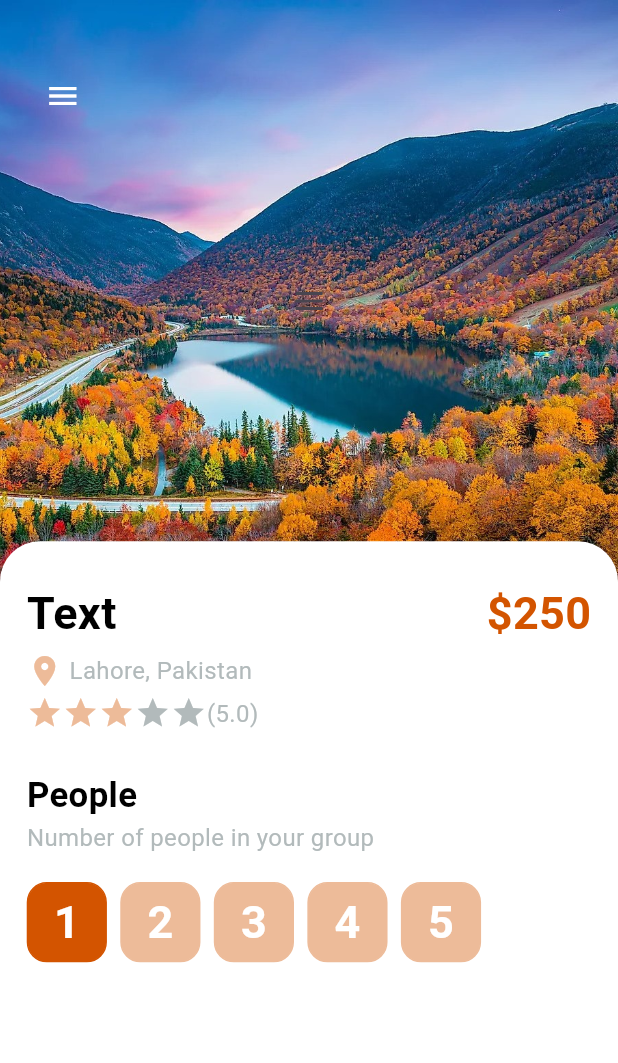
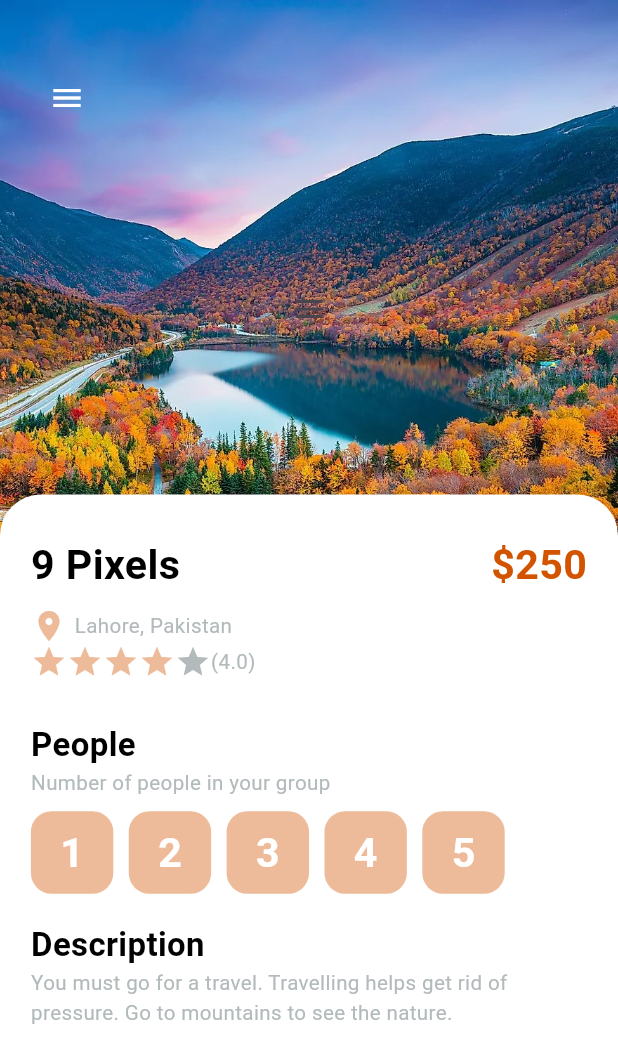
Before and after one commit to Kumail-Raza-Bangash/travel_app_bloc, a Flutter app: the screen it shows after launch, on a phone screen of 412 x 824 dp. Shown: the top 1063 px of the screen. Run offline on Flutter 3.47's test engine with Material 3 defaults, Android fonts, the light colour scheme and no system bars.

Commit message:
Updated Code

```diff
--- a/lib/app_constants/dimensions.dart
+++ b/lib/app_constants/dimensions.dart
@@ -15,50 +15,39 @@ double width = size.width;
 double height = size.height;
 
 class Dimensions {
-  static double screenHieght = height; //My OPPO f17 height is 925
+  static double screenHeight = height; //My OPPO f17 height is 925
   static double screenWidth = width; //My OPPO f17 width is 421
 
-  static double pageView = screenHieght / 2.89; // 925/320
-  static double pageViewContainer = screenHieght / 4.20; // 925/220
-  static double pageViewTextContainer = screenHieght / 7.70; // 925/120
-
   //dynamic height for passing and margin
-  static double height10 = screenHieght / 92.5; // 925/10
-  static double height15 = screenHieght / 61.66; // 925/15
-  static double height20 = screenHieght / 46.25; // 925/20
-  static double height30 = screenHieght / 30.83; // 925/30
-  static double height45 = screenHieght / 20.55; // 925/45
+  static double height5 = screenHeight / 90.00; // 925/5
+  static double height10 = screenHeight / 90.00; // 925/10
+  static double height20 = screenHeight / 45.00; // 925/20
+  static double height30 = screenHeight / 30.00; // 925/30
+  static double height45 = screenHeight / 20.00; // 925/45
 
   //dynamic width for passing and margin
-  static double width10 = screenHieght / 92.5; // 925/10
-  static double width15 = screenHieght / 61.66; // 925/15
-  static double width20 = screenHieght / 46.25; // 925/20
-  static double width30 = screenHieght / 30.83; // 925/30
-  static double width45 = screenHieght / 20.55; // 925/45
+  static double width5 = screenWidth / 85.00; // 421/5
+  static double width10 = screenWidth / 40.00; // 421/10
+  static double width20 = screenWidth / 20.00; // 421/20
+  static double width30 = screenWidth / 15.00; // 421/30
+  static double width45 = screenWidth / 10.00; // 421/45
 
   // font size
-  static double font16 = screenHieght / 57.81; // 925/16
-  static double font20 = screenHieght / 46.25; // 925/20
-  static double font26 = screenHieght / 35.57; // 925/26
+  static double font15 = screenHeight / 60.00; // 925/16
+  static double font20 = screenHeight / 45.00; // 925/20
+  static double font25 = screenHeight / 37.50; // 925/26
+  static double font30 = screenHeight / 30.00; // 925/20
 
-  static double radius15 = screenHieght / 61.66; // 925/15
-  static double radius20 = screenHieght / 46.25; // 925/20
-  static double radius30 = screenHieght / 30.83; // 925/30
+  // radius
+  static double radius5 = screenHeight / 180.00; // 925/5
+  static double radius10 = screenHeight / 90.00; // 925/10
+  static double radius15 = screenHeight / 60.00; // 925/15
+  static double radius20 = screenHeight / 45.00; // 925/20
+  static double radius30 = screenHeight / 30.00; // 925/30
 
   //icons Sizes
-  static double iconSize24 = screenHieght / 38.54; // 925/24
-  static double iconSize16 = screenHieght / 57.81; // 925/16
-
-  //list view size
-  static double listViewImgSize = screenWidth / 3.51; // 421/120
-  static double listViewTextCountSize = screenWidth / 4.21; // 421/100
-
-  //popular food detail
-  static double popularFoodImgSize = screenHieght / 2.64; // 925/350
-
-  //bottom height
-  static double bottomHeightBar = screenHieght / 7.70; // 925/120
-
-  // Splash Screen image
-  static double splashImg = screenHieght / 3.70; // 925/250
+  static double iconSize10 = screenHeight / 90.00; // 925/10
+  static double iconSize15 = screenHeight / 60.00; // 925/15
+  static double iconSize20 = screenHeight / 50.00; // 925/20
+  static double iconSize25 = screenHeight / 40.00; // 925/24
 }
--- a/lib/pages/detail_page/detail_page.dart
+++ b/lib/pages/detail_page/detail_page.dart
@@ -14,8 +14,8 @@ class DetailPage extends StatefulWidget {
 }
 
 class _DetailPageState extends State<DetailPage> {
-  int gottenStars = 3;
-  int selectText = 1;
+  int gottenStars = 4;
+  int selectedIndex = -1;
   @override
   Widget build(BuildContext context) {
     return Scaffold(
@@ -32,7 +32,7 @@ class _DetailPageState extends State<DetailPage> {
               child: Container(
                 width: double.maxFinite,
                 height: Dimensions.height45 * 10,
-                decoration: BoxDecoration(
+                decoration: const BoxDecoration(
                   image: DecorationImage(
                     image: AssetImage("images/image01.jpg"),
                     fit: BoxFit.cover,
@@ -40,7 +40,7 @@ class _DetailPageState extends State<DetailPage> {
                 ),
                 child: IconButton(
                   onPressed: () {},
-                  icon: Icon(
+                  icon: const Icon(
                     Icons.menu,
                   ),
                 ),
@@ -56,7 +56,7 @@ class _DetailPageState extends State<DetailPage> {
                 children: [
                   IconButton(
                     onPressed: () {},
-                    icon: Icon(
+                    icon: const Icon(
                       Icons.menu,
                     ),
                     color: AppColor.whiteColor,
@@ -68,7 +68,7 @@ class _DetailPageState extends State<DetailPage> {
 
             //Bottom Content
             Positioned(
-              top: Dimensions.height45 * 9,
+              top: Dimensions.height45 * 8,
               left: 0,
               right: 0,
               child: Container(
@@ -92,71 +92,102 @@ class _DetailPageState extends State<DetailPage> {
                     Row(
                       mainAxisAlignment: MainAxisAlignment.spaceBetween,
                       children: [
-                        BigText(text: "Text"),
+                        BigText(
+                          text: "9 Pixels",
+                          size: Dimensions.font30,
+                        ),
                         BigText(
                           text: "\$250",
                           color: AppColor.primaryColor,
+                          size: Dimensions.font30,
                         ),
                       ],
                     ),
-                    SizedBox(height: Dimensions.height10 / 2),
+                    SizedBox(height: Dimensions.height5),
                     Row(
                       children: [
-                        Icon(
+                        const Icon(
                           Icons.location_on,
                           color: AppColor.secondaryColor,
                         ),
                         SizedBox(width: Dimensions.width10 / 2),
-                        SmallText(text: "Lahore, Pakistan"),
+                        SmallText(
+                          text: "Lahore, Pakistan",
+                          size: Dimensions.font15,
+                        ),
                       ],
                     ),
-                    SizedBox(height: Dimensions.height10 / 2),
                     Row(
                       children: [
                         Wrap(
-                          children: List.generate(5, (index) {
+                          children: List.generate(
+                            5,
+                            (index) {
                               return Icon(
                                 Icons.star,
                                 color: index < gottenStars
                                     ? AppColor.secondaryColor
                                     : AppColor.greyColor,
                               );
-                          }),
+                            },
                           ),
-                        SmallText(text: "(5.0)"),
+                        ),
+                        SmallText(
+                          text: "(4.0)",
+                          size: Dimensions.font15,
+                        ),
                       ],
                     ),
                     // end Top Texts
                     SizedBox(height: Dimensions.height30),
                     BigText(
                       text: "People",
-                      size: Dimensions.font26,
+                      size: Dimensions.font25,
                     ),
-                    SmallText(text: "Number of people in your group"),
-                    SizedBox(height: Dimensions.height20),
+                    SmallText(
+                      text: "Number of people in your group",
+                      size: Dimensions.font15,
+                    ),
+                    SizedBox(height: Dimensions.height10),
                     Wrap(
                       children: List.generate(
                         5,
                         (index) {
-                          return AppButton(
+                          return InkWell(
+                            onTap: () {
+                              setState(() {
+                                selectedIndex = index;
+                              });
+                            },
+                            child: AppButton(
                               text: (index + 1).toString(),
                               //icon: Icons.headphones,
                               isIcon: false,
                               color: AppColor.whiteColor,
-                            backgroundColor: index < selectText
-                                ? AppColor.primaryButtonColor
+                              backgroundColor: selectedIndex == index
+                                  ? AppColor.primaryColor
                                   : AppColor.secondaryColor,
-                            borderColor: index < selectText
-                                ? AppColor.primaryButtonColor
+                              borderColor: selectedIndex == index
+                                  ? AppColor.primaryColor
                                   : AppColor.secondaryColor,
-                            size: Dimensions.height30 * 2,
+                              size: Dimensions.height10 * 6,
+                            ),
                           );
                         },
                       ),
                     ),
 
+                    SizedBox(height: Dimensions.height20),
                     // Description
-
+                    BigText(
+                      text: "Description",
+                      size: Dimensions.font25,
+                    ),
+                    SmallText(
+                      text:
+                          "You must go for a travel. Travelling helps get rid of pressure. Go to mountains to see the nature.",
+                      size: Dimensions.font15,
+                    ),
                     // end Description
                   ],
                 ),
--- a/lib/pages/home_page.dart
+++ b/lib/pages/home_page.dart
@@ -60,7 +60,10 @@ class _HomePageState extends State<HomePage> with TickerProviderStateMixin {
               left: Dimensions.width20,
               right: Dimensions.width20,
             ),
-            child: BigText(text: "Discover"),
+            child: BigText(
+              text: "Discover",
+              size: Dimensions.font30,
+            ),
           ),
           // end Discover Text
 
@@ -99,7 +102,7 @@ class _HomePageState extends State<HomePage> with TickerProviderStateMixin {
                   itemBuilder: (BuildContext context, int index) {
                     return Container(
                       width: Dimensions.width20 * 10,
-                      margin: EdgeInsets.all(Dimensions.radius15 / 2),
+                      margin: EdgeInsets.all(Dimensions.radius5),
                       decoration: BoxDecoration(
                         borderRadius:
                             BorderRadius.circular(Dimensions.radius15),
@@ -137,14 +140,14 @@ class _HomePageState extends State<HomePage> with TickerProviderStateMixin {
                 SmallText(
                   text: "See all",
                   color: AppColor.secondaryColor,
-                  size: Dimensions.font16,
+                  size: Dimensions.font15,
                 ),
               ],
             ),
           ),
           // end Explore more
 
-          SizedBox(height: Dimensions.height15),
+          SizedBox(height: Dimensions.height10),
           // Bottom Icons
           SizedBox(
             height: Dimensions.height30 * 4,
--- a/lib/pages/nav_pages/main_page.dart
+++ b/lib/pages/nav_pages/main_page.dart
@@ -17,10 +17,10 @@ class _MainPageState extends State<MainPage> {
   int currentIndex = 0;
 
   List pages = [
-    HomePage(),
-    BarItemPage(),
-    SearchPage(),
-    MyPage(),
+    const HomePage(),
+    const BarItemPage(),
+    const SearchPage(),
+    const MyPage(),
   ];
 
   void onTap(int index) {
@@ -36,7 +36,7 @@ class _MainPageState extends State<MainPage> {
       bottomNavigationBar: BottomNavigationBar(
         currentIndex: currentIndex,
         onTap: onTap,
-        selectedFontSize: Dimensions.font16,
+        selectedFontSize: Dimensions.font15,
         unselectedFontSize: 0,
         elevation: 0,
         showUnselectedLabels: false,
--- a/lib/widgets/app_button.dart
+++ b/lib/widgets/app_button.dart
@@ -44,6 +44,7 @@ class AppButton extends StatelessWidget {
             ? BigText(
                 text: text!,
                 color: color,
+                size: Dimensions.font30,
               )
             : Icon(
                 icon!,
--- a/lib/widgets/big_text.dart
+++ b/lib/widgets/big_text.dart
@@ -9,7 +9,7 @@ class BigText extends StatelessWidget {
 
   BigText({
     super.key,
-    this.size = 30.0,
+    required this.size,
     required this.text,
     this.color = AppColor.blackColor,
   });
--- a/lib/widgets/icon_text.dart
+++ b/lib/widgets/icon_text.dart
@@ -26,9 +26,9 @@ class _IconAndTextState extends State<IconAndText> {
       itemBuilder: (BuildContext context, int index) {
         return Container(
           margin: EdgeInsets.only(
-            left: Dimensions.width10 / 2,
+            left: Dimensions.width5,
             right: Dimensions.width20,
-            top: Dimensions.height10 / 2,
+            top: Dimensions.height5,
           ),
           child: Column(
             mainAxisAlignment: MainAxisAlignment.start,
@@ -45,7 +45,7 @@ class _IconAndTextState extends State<IconAndText> {
                 ),
               ),
               SizedBox(
-                height: Dimensions.height10 / 2,
+                height: Dimensions.height5,
               ),
               SmallText(
                 text: images.values.elementAt(index),
--- a/lib/widgets/responsive_button.dart
+++ b/lib/widgets/responsive_button.dart
@@ -22,7 +22,7 @@ class ResponsiveButton extends StatelessWidget {
       width: width,
       height: Dimensions.height30 * 2,
       decoration: BoxDecoration(
-        borderRadius: BorderRadius.circular(Dimensions.radius20 / 2),
+        borderRadius: BorderRadius.circular(Dimensions.radius10),
         color: color,
         border: Border.all(
           color: AppColor.blackColor,
--- a/lib/widgets/small_text.dart
+++ b/lib/widgets/small_text.dart
@@ -9,7 +9,7 @@ class SmallText extends StatelessWidget {
 
   SmallText({
     super.key,
-    this.size = 16.0,
+    required this.size,
     required this.text,
     this.color = AppColor.greyColor,
   });
```
Lines whose indentation alone changed are shown as unchanged.
